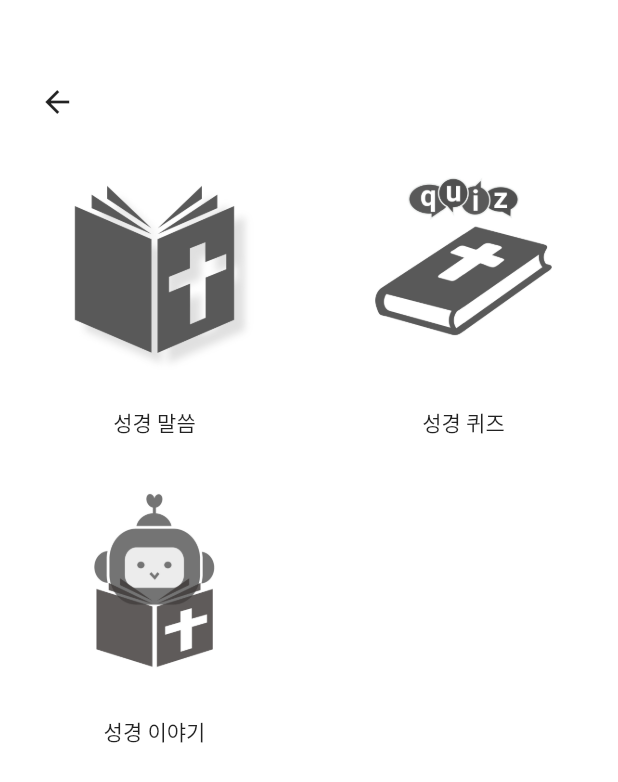
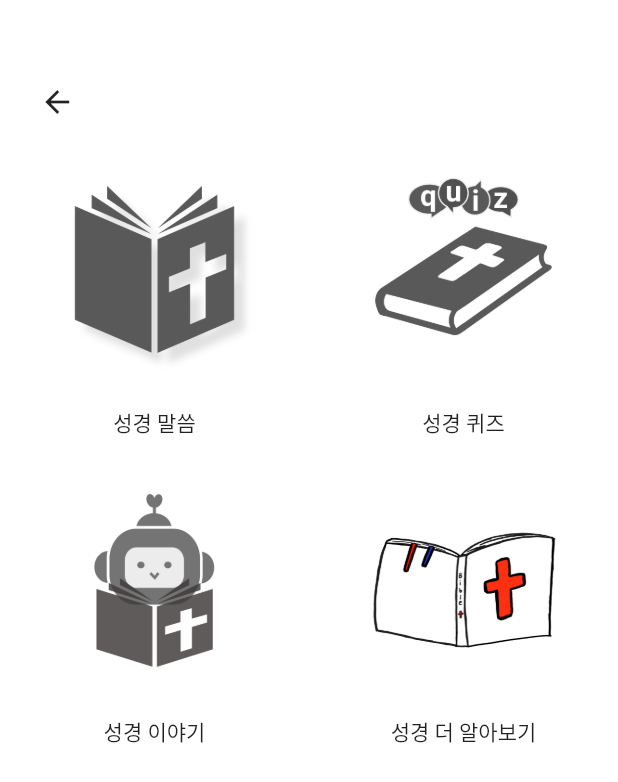
Before and after one commit to MyBibleMaker/One-Day-Bible, a Flutter app: the All_screen screen opened directly, on a phone screen of 412 x 824 dp. Shown: the top 782 px of the screen. Run offline on Flutter 3.47's test engine with Material 2 defaults, Android fonts, the phone set to English and light mode, and no system bars; our stand-ins replace html_unescape, photo_view; Roboto replaces fonts that are missing (NanumGothic).

Commit message:
all_screen

```diff
--- a/mybible_app/lib/screen/contents/all_screen.dart
+++ b/mybible_app/lib/screen/contents/all_screen.dart
@@ -2,7 +2,7 @@ import 'package:flutter/material.dart';
 import 'package:mybible_app/screen/contents/bibleQuiz.dart';
 import 'package:mybible_app/screen/contents/bibleStory.dart';
 import 'package:mybible_app/screen/contents/bibleWord.dart';
-
+import 'package:mybible_app/screen/contents/More_story.dart';
 class All_screen extends StatefulWidget {
   @override
   _All_screenState createState() => _All_screenState();
@@ -11,7 +11,7 @@ class All_screen extends StatefulWidget {
 class _All_screenState extends State<All_screen> {
   @override
   Widget build(BuildContext context) {
-    var list =["성경 말씀","성경 퀴즈","성경 이야기"];
+    var list =["성경 말씀","성경 퀴즈","성경 이야기","성경 더 알아보기"];
     return Scaffold(
       backgroundColor: Colors.white,
       body: Column(
@@ -30,7 +30,7 @@ class _All_screenState extends State<All_screen> {
               flex: 9,
               child: GridView.count(
                 crossAxisCount: 2,
-                children: List.generate(3, (index) {
+                children: List.generate(4, (index) {
                   return Column(
                     children: [
                       Flexible(
@@ -40,7 +40,7 @@ class _All_screenState extends State<All_screen> {
                             iconSize: 300,
                             onPressed: (){
                               Navigator.push(context,MaterialPageRoute(builder: (context)=>
-                              index == 0? Word():index == 1 ? Quiz() :Story()
+                              index == 0? Word():index == 1 ? Quiz() :index ==2? Story():index==3? More():null
                               ));
                             },
                           )),
```
